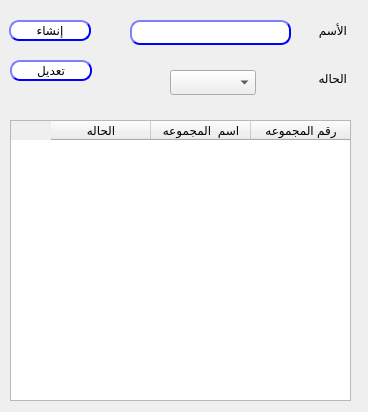
This is presentation/loyalty_ui/createModifyCustGp.ui in shymaa123456/HyperPOS2020 as Qt 5 draws it before an edit. The edited form follows.
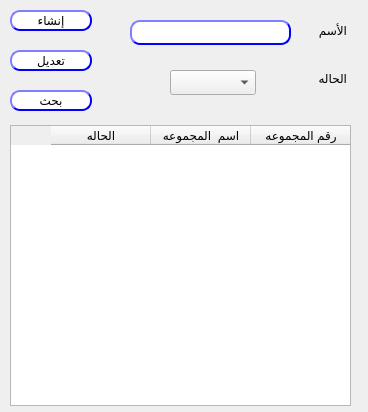
This is the edited form.

What changed in the file:
```diff
--- a/presentation/loyalty_ui/createModifyCustGp.ui
+++ b/presentation/loyalty_ui/createModifyCustGp.ui
@@ -52,8 +52,8 @@
   <widget class="QPushButton" name="BTN_createCustGp">
    <property name="geometry">
     <rect>
-     <x>9</x>
-     <y>20</y>
+     <x>10</x>
+     <y>10</y>
      <width>82</width>
      <height>21</height>
     </rect>
@@ -124,7 +124,7 @@
    <property name="geometry">
     <rect>
      <x>10</x>
-     <y>120</y>
+     <y>125</y>
      <width>341</width>
      <height>281</height>
     </rect>
@@ -152,7 +152,7 @@
    <property name="geometry">
     <rect>
      <x>10</x>
-     <y>60</y>
+     <y>50</y>
      <width>82</width>
      <height>21</height>
     </rect>
@@ -185,6 +185,43 @@
     <string>تعديل</string>
    </property>
   </widget>
+  <widget class="QPushButton" name="BTN_searchCustGp">
+   <property name="geometry">
+    <rect>
+     <x>10</x>
+     <y>90</y>
+     <width>82</width>
+     <height>21</height>
+    </rect>
+   </property>
+   <property name="styleSheet">
+    <string notr="true">QPushButton{
+                                        background-color: white;
+                                        border-style: outset;
+                                        border-width: 2px;
+                                        border-radius: 10px;
+                                        border-color: blue;
+                                        min-width: 6em;
+                                        }
+                                        QPushButton:hover {
+                                        background: qradialgradient(
+                                        cx: 0.3, cy: -0.4, fx: 0.3, fy: -0.4,
+                                        radius: 1.35, stop: 0 #fff, stop: 1 #bbb
+                                        );
+                                        }
+                                        QPushButton:pressed {
+                                        border-style: inset;
+                                        background: qradialgradient(
+                                        cx: 0.4, cy: -0.1, fx: 0.4, fy: -0.1,
+                                        radius: 1.35, stop: 0 #fff, stop: 1 #ddd
+                                        );
+                                        }
+                                    </string>
+   </property>
+   <property name="text">
+    <string>بحث</string>
+   </property>
+  </widget>
  </widget>
  <resources/>
  <connections/>
```
